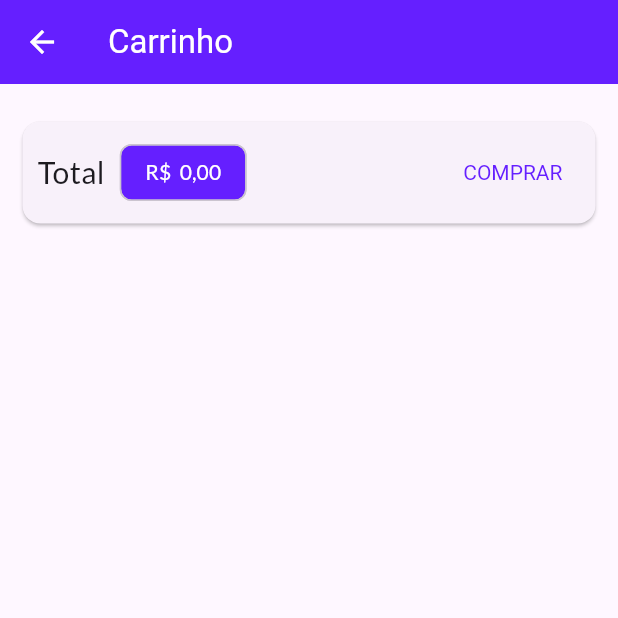
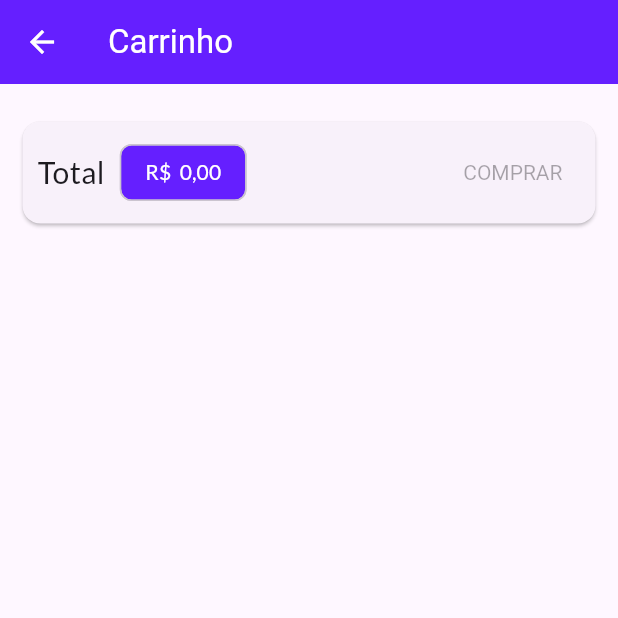
Before and after one commit to jhonatancassante/loja-flutter, a Flutter app: the TelaCarrinho screen opened by its route, on a phone screen of 412 x 824 dp, the top half of it. Run offline on Flutter 3.47's test engine with Material 3 defaults, Android fonts, the phone set to English and light mode, and no system bars; network calls fail.

Commit message:
Removido botão do arquivo para criar arquivo separado

```diff
--- a/lib/screens/tela_carrinho.dart
+++ b/lib/screens/tela_carrinho.dart
@@ -1,9 +1,10 @@
 import 'package:flutter/material.dart';
 import 'package:loja_flutter/components/item_carrinho.dart';
 import 'package:loja_flutter/models/carrinho.dart';
-import 'package:loja_flutter/models/lista_pedido.dart';
 import 'package:loja_flutter/utils/formatar.dart';
 import 'package:provider/provider.dart';
+
+import '../components/botao_carrinho.dart';
 
 class TelaCarrinho extends StatelessWidget {
   const TelaCarrinho({super.key});
@@ -50,21 +51,7 @@ class TelaCarrinho extends StatelessWidget {
                     ),
                   ),
                   const Spacer(),
-                  TextButton(
-                    onPressed: () {
-                      Provider.of<ListaPedido>(
-                        context,
-                        listen: false,
-                      ).adicionaPedido(carrinho);
-                      carrinho.limpar();
-                    },
-                    style: TextButton.styleFrom(
-                      textStyle: TextStyle(
-                        color: Theme.of(context).colorScheme.primary,
-                      ),
-                    ),
-                    child: const Text('COMPRAR'),
-                  ),
+                  BotaoCarrinho(carrinho: carrinho),
                 ],
               ),
             ),
```
